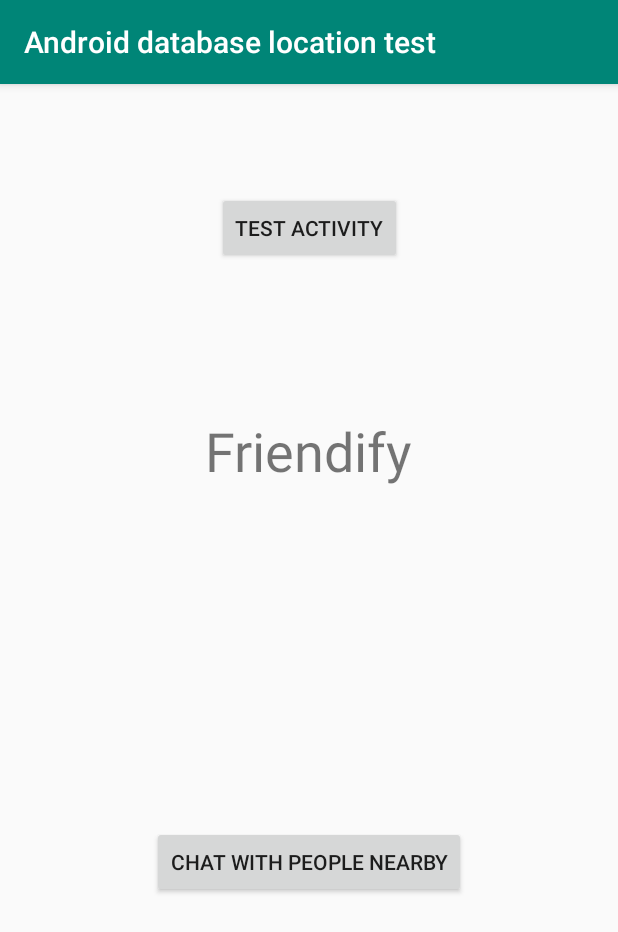
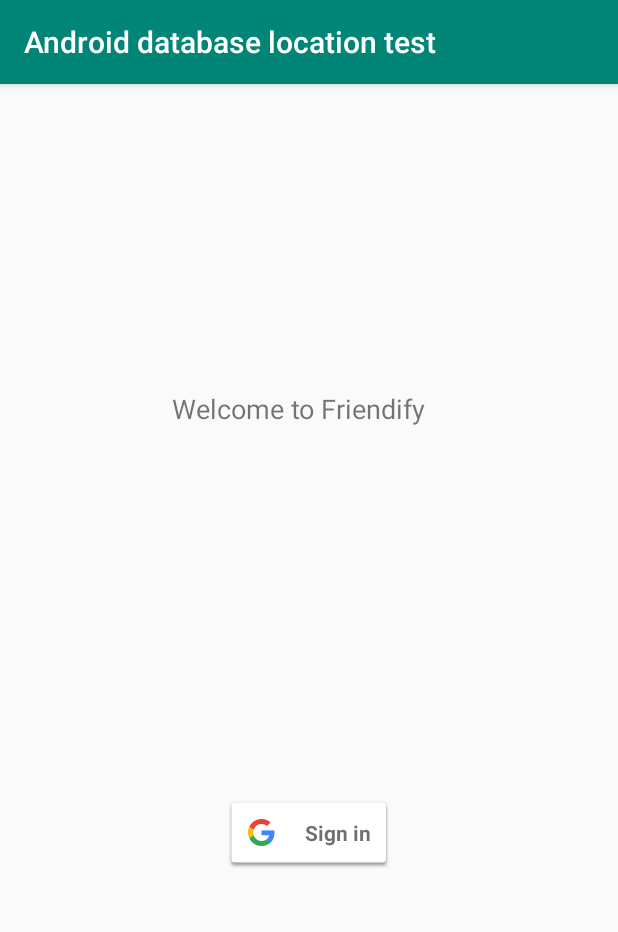
Before and after one commit to jesselindberg/friendify, an Android app: the screen it shows after launch (LaunchActivity before the commit, SignInActivity after it), on a phone screen of 412 x 824 dp. Shown: the top 932 px of the screen. Run offline under Robolectric (Android 15) with nearby library versions, the phone set to English and light mode, and no system bars; our stand-ins replace Firebase (no records; nobody signed in at launch, a user with empty details on screens opened directly).

Commit message:
add google authentication

```diff
--- a/Androiddatabaselocationtest/app/build.gradle
+++ b/Androiddatabaselocationtest/app/build.gradle
@@ -30,5 +30,6 @@ dependencies {
     androidTestImplementation 'androidx.test.ext:junit:1.1.1'
     androidTestImplementation 'androidx.test.espresso:espresso-core:3.2.0'
     implementation 'com.google.android.gms:play-services-location:17.0.0'
+    implementation 'com.google.android.gms:play-services-auth:17.0.0'
     implementation 'androidx.recyclerview:recyclerview:1.1.0'
 }
--- a/Androiddatabaselocationtest/app/src/main/java/com/example/androiddatabaselocationtest/LaunchActivity.java
+++ b/Androiddatabaselocationtest/app/src/main/java/com/example/androiddatabaselocationtest/LaunchActivity.java
@@ -1,5 +1,6 @@
 package com.example.androiddatabaselocationtest;
 
+import androidx.annotation.NonNull;
 import androidx.appcompat.app.AppCompatActivity;
 
 import android.content.Intent;
@@ -8,12 +9,35 @@ import android.view.View;
 import android.widget.Button;
 import android.widget.TextView;
 
+import com.google.firebase.auth.FirebaseAuth;
+import com.google.firebase.auth.FirebaseUser;
+
 public class LaunchActivity extends AppCompatActivity {
+
+    FirebaseAuth mAuth;
+    FirebaseAuth.AuthStateListener mAuthListener;
+
+    @Override
+    protected void onStart() {
+        super.onStart();
+        mAuth.addAuthStateListener(mAuthListener);
+    }
 
     @Override
     protected void onCreate(Bundle savedInstanceState) {
         super.onCreate(savedInstanceState);
         setContentView(R.layout.activity_launch);
+
+        mAuth = FirebaseAuth.getInstance();
+
+        mAuthListener = new FirebaseAuth.AuthStateListener() {
+            @Override
+            public void onAuthStateChanged(@NonNull FirebaseAuth firebaseAuth) {
+                if(firebaseAuth.getCurrentUser() == null) {
+                    startActivity(new Intent(LaunchActivity.this, SignInActivity.class));
+                }
+            }
+        };
 
         final TextView launchActivityNameTextView = findViewById(R.id.launchActivityNameTxt);
 
@@ -35,5 +59,19 @@ public class LaunchActivity extends AppCompatActivity {
             }
         });
 
+        final Button signOutButton = (Button) findViewById(R.id.signOutBtn);
+        signOutButton.setOnClickListener(new View.OnClickListener() {
+            @Override
+            public void onClick(View v) {
+                FirebaseUser user = mAuth.getCurrentUser();
+                if(user != null) {
+                    mAuth.signOut();
+                } else {
+
+                }
+            }
+        });
+
     }
+
 }
--- /dev/null
+++ b/Androiddatabaselocationtest/app/src/main/java/com/example/androiddatabaselocationtest/SignInActivity.java
@@ -0,0 +1,131 @@
+package com.example.androiddatabaselocationtest;
+
+import androidx.annotation.NonNull;
+import androidx.appcompat.app.AppCompatActivity;
+
+import android.content.Intent;
+import android.os.Bundle;
+import android.util.Log;
+import android.view.View;
+
+
+import com.google.android.gms.auth.api.signin.GoogleSignIn;
+import com.google.android.gms.auth.api.signin.GoogleSignInAccount;
+import com.google.android.gms.auth.api.signin.GoogleSignInClient;
+import com.google.android.gms.auth.api.signin.GoogleSignInOptions;
+import com.google.android.gms.common.SignInButton;
+import com.google.android.gms.common.api.ApiException;
+import com.google.android.gms.tasks.OnCompleteListener;
+import com.google.android.gms.tasks.Task;
+import com.google.firebase.auth.AuthCredential;
+import com.google.firebase.auth.AuthResult;
+import com.google.firebase.auth.FirebaseAuth;
+import com.google.firebase.auth.FirebaseUser;
+import com.google.firebase.auth.GoogleAuthProvider;
+
+public class SignInActivity extends AppCompatActivity {
+
+    private static final int RC_SIGN_IN = 2;
+
+    private GoogleSignInClient mGoogleSignInClient;
+
+    SignInButton button;
+    FirebaseAuth mAuth;
+    FirebaseAuth.AuthStateListener mAuthListener;
+
+    @Override
+    protected void onStart() {
+        super.onStart();
+        mAuth.addAuthStateListener(mAuthListener);
+    }
+
+    @Override
+    protected void onCreate(Bundle savedInstanceState) {
+        super.onCreate(savedInstanceState);
+        setContentView(R.layout.activity_sign_in);
+
+        mAuth = FirebaseAuth.getInstance();
+
+        GoogleSignInOptions gso = new GoogleSignInOptions.Builder(GoogleSignInOptions.DEFAULT_SIGN_IN)
+                .requestIdToken(getString(R.string.default_web_client_id))
+                .requestEmail()
+                .requestProfile()
+                .build();
+
+        System.out.println("bäääää " + gso);
+
+        mGoogleSignInClient = GoogleSignIn.getClient(this, gso);
+
+        button = (SignInButton) findViewById(R.id.googleSignInBtn);
+
+        button.setOnClickListener(new View.OnClickListener() {
+            @Override
+            public void onClick(View v) {
+                signIn();
+            }
+        });
+
+        mAuthListener = new FirebaseAuth.AuthStateListener() {
+            @Override
+            public void onAuthStateChanged(@NonNull FirebaseAuth firebaseAuth) {
+                System.out.println(firebaseAuth.getCurrentUser());
+                if(firebaseAuth.getCurrentUser() != null) {
+                    startActivity(new Intent(SignInActivity.this, LaunchActivity.class));
+                }
+            }
+        };
+    }
+
+    private void signIn() {
+        Intent signInIntent = mGoogleSignInClient.getSignInIntent();
+        startActivityForResult(signInIntent, RC_SIGN_IN);
+    }
+
+    @Override
+    public void onActivityResult(int requestCode, int resultCode, Intent data) {
+        super.onActivityResult(requestCode, resultCode, data);
+
+        // Result returned from launching the Intent from GoogleSignInApi.getSignInIntent(...);
+        System.out.println(requestCode);
+        if (requestCode == RC_SIGN_IN) {
+            Task<GoogleSignInAccount> task = GoogleSignIn.getSignedInAccountFromIntent(data);
+            System.out.println(task.getResult().getGivenName() + " " +  task.getResult().getFamilyName() + " " + task.getResult());
+            try {
+                // Google Sign In was successful, authenticate with Firebase
+                GoogleSignInAccount account = task.getResult(ApiException.class);
+                firebaseAuthWithGoogle(account);
+            } catch (ApiException e) {
+                // Google Sign In failed, update UI appropriately
+                System.out.println("Error with Google authentication");
+            }
+        }
+    }
+
+    private void firebaseAuthWithGoogle(GoogleSignInAccount account) {
+        AuthCredential credential = GoogleAuthProvider.getCredential(account.getIdToken(), null);
+        mAuth.signInWithCredential(credential)
+                .addOnCompleteListener(this, new OnCompleteListener<AuthResult>() {
+                    @Override
+                    public void onComplete(@NonNull Task<AuthResult> task) {
+                        if (task.isSuccessful()) {
+                            // Sign in success, update UI with the signed-in user's information
+                            Log.d("TAG", "signInWithCredential:success");
+                            FirebaseUser user = mAuth.getCurrentUser();
+                            //updateUI(user);
+                        } else {
+                            // If sign in fails, display a message to the user.
+                            Log.w("TAG", "signInWithCredential:failure", task.getException());
+                            System.out.println("Authentication failed");
+                            //updateUI(null);
+                        }
+
+                        // ...
+                    }
+                });
+    }
+
+    public void updateUI(FirebaseUser user) {
+        System.out.println(user);
+    }
+
+}
--- /dev/null
+++ b/Androiddatabaselocationtest/app/src/main/res/layout/activity_sign_in.xml
@@ -0,0 +1,32 @@
+<?xml version="1.0" encoding="utf-8"?>
+<androidx.constraintlayout.widget.ConstraintLayout xmlns:android="http://schemas.android.com/apk/res/android"
+    xmlns:app="http://schemas.android.com/apk/res-auto"
+    xmlns:tools="http://schemas.android.com/tools"
+    android:layout_width="match_parent"
+    android:layout_height="match_parent"
+    tools:context=".SignInActivity">
+
+    <TextView
+        android:id="@+id/textView"
+        android:layout_width="182dp"
+        android:layout_height="25dp"
+        android:text="@string/signIn"
+        android:textSize="18sp"
+        app:layout_constraintBottom_toBottomOf="parent"
+        app:layout_constraintEnd_toEndOf="parent"
+        app:layout_constraintHorizontal_bias="0.498"
+        app:layout_constraintStart_toStartOf="parent"
+        app:layout_constraintTop_toTopOf="parent"
+        app:layout_constraintVertical_bias="0.275" />
+
+    <com.google.android.gms.common.SignInButton
+        android:id="@+id/googleSignInBtn"
+        android:layout_width="wrap_content"
+        android:layout_height="wrap_content"
+        app:layout_constraintBottom_toBottomOf="parent"
+        app:layout_constraintEnd_toEndOf="parent"
+        app:layout_constraintStart_toStartOf="parent"
+        app:layout_constraintTop_toBottomOf="@+id/textView" />
+
+
+</androidx.constraintlayout.widget.ConstraintLayout>
--- a/Androiddatabaselocationtest/app/src/main/res/values/strings.xml
+++ b/Androiddatabaselocationtest/app/src/main/res/values/strings.xml
@@ -1,3 +1,5 @@
 <resources>
     <string name="app_name">Android database location test</string>
+    <string name="signIn">Welcome to Friendify</string>
+    <string name="signOut">Sign out</string>
 </resources>
```
Also changed, not shown: Androiddatabaselocationtest/app/src/main/AndroidManifest.xml (+6 -5 lines), Androiddatabaselocationtest/app/src/main/res/layout/activity_launch.xml (+14 -1 lines).
